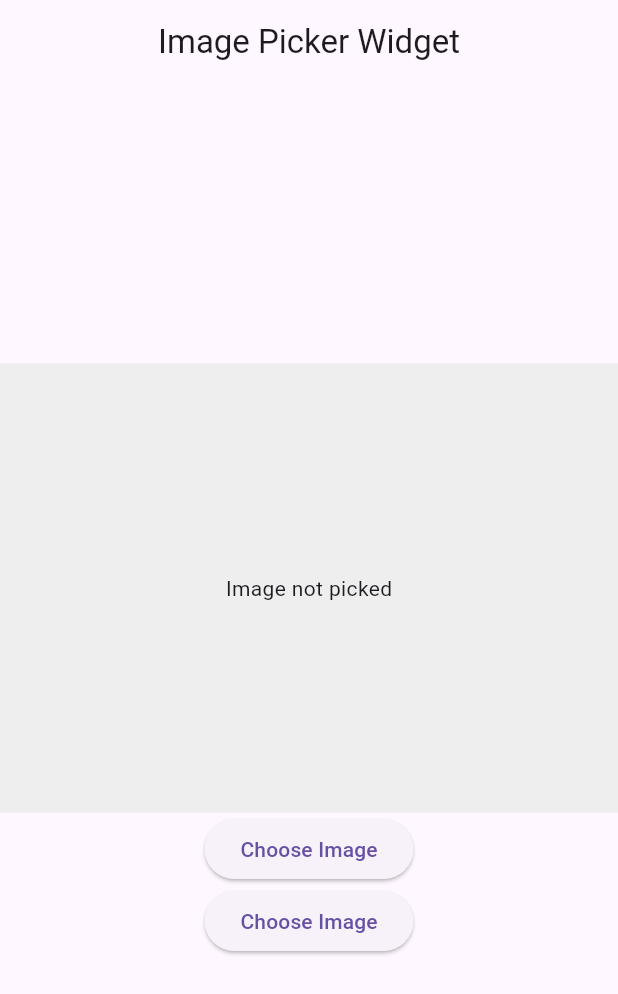
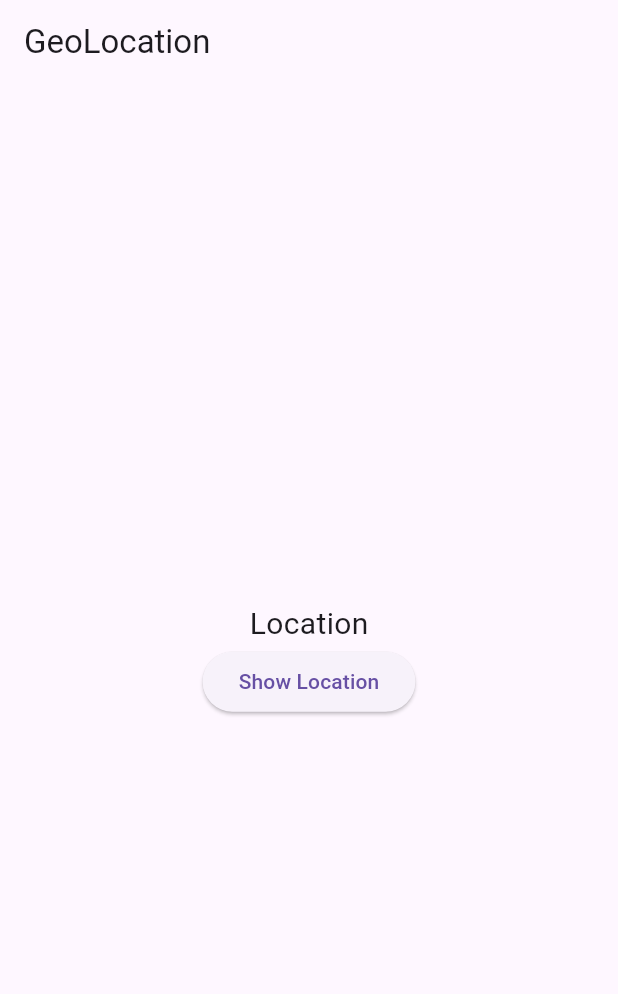
Before and after one commit to Raiya-620/flutter-upskill, a Flutter app: the screen it shows after launch, on a phone screen of 412 x 824 dp. Shown: the top 994 px of the screen. Run offline on Flutter 3.47's test engine with Material 3 defaults, Android fonts, the phone set to English and light mode, and no system bars; our stand-ins replace animated_text_kit, cached_network_image, fluttertoast, geolocator, google_fonts, iconsax and 1 more; project files that could hold a hidden picture were left out.

Commit message:
geolocation package usage

```diff
--- a/flutter_widgets/lib/main.dart
+++ b/flutter_widgets/lib/main.dart
@@ -1,10 +1,5 @@
 import 'package:flutter/material.dart';
-import 'package:flutter_widgets/widgets/image_picker.dart';
-
-
-import 'package:flutter_widgets/widgets/tab_bar.dart';
-
-
+import 'package:flutter_widgets/widgets/location.dart';
 
 void main() {
   runApp(
@@ -23,7 +18,7 @@
         brightness: Brightness.light,
         primaryColor: Colors.green,
       ),
-      home:  const ImagePickerWidget(),
+      home: const LocationWidget(),
     );
   }
 }
--- /dev/null
+++ b/flutter_widgets/lib/widgets/location.dart
@@ -0,0 +1,68 @@
+import 'package:flutter/material.dart';
+import 'package:fluttertoast/fluttertoast.dart';
+import 'package:geolocator/geolocator.dart';
+
+class LocationWidget extends StatefulWidget {
+  const LocationWidget({super.key});
+
+  @override
+  State<LocationWidget> createState() => _LocationWidgetState();
+}
+
+class _LocationWidgetState extends State<LocationWidget> {
+  Position? position;
+  fetchPosition()async{
+    bool serviceEnabled;
+    LocationPermission permission;
+
+   serviceEnabled = await Geolocator.isLocationServiceEnabled();
+   if(!serviceEnabled){
+    Fluttertoast.showToast(msg: 'Location Service is Disabled');
+   }
+
+permission = await Geolocator.checkPermission();
+if(permission == LocationPermission.denied){
+  permission =await Geolocator.requestPermission();
+  if (permission == LocationPermission.denied) {
+    Fluttertoast.showToast(msg: 'You have denied location permission');
+
+  }
+}
+if(permission == LocationPermission.deniedForever){
+  Fluttertoast.showToast(msg: 'You have denied permission forever');
+}
+
+Position currentPosition = await Geolocator.getCurrentPosition();
+
+setState(() {
+  position = currentPosition;
+});
+
+  }
+  @override
+  Widget build(BuildContext context) {
+    return Scaffold(
+      appBar: AppBar(
+        title: const Text('GeoLocation'),
+      ),
+      body: Center(
+        child: Column(
+          mainAxisAlignment: MainAxisAlignment.center,
+          children: [
+             Text(position == null?
+              'Location' : position.toString(),
+              style: const TextStyle(fontSize: 20),
+            ),
+            ElevatedButton(
+              onPressed: () {
+                fetchPosition();
+                print(position);
+              },
+              child: const Text('Show Location'),
+            ),
+          ],
+        ),
+      ),
+    );
+  }
+}
--- a/flutter_widgets/pubspec.yaml
+++ b/flutter_widgets/pubspec.yaml
@@ -38,6 +38,8 @@
   cached_network_image: ^3.4.1
   animated_text_kit: ^4.2.2
   image_picker: ^1.1.2
+  geolocator: ^14.0.0
+  fluttertoast: ^8.2.12
 
 dev_dependencies:
   flutter_test:
```
Also changed, not shown: flutter_widgets/pubspec.lock, 137 other files.
